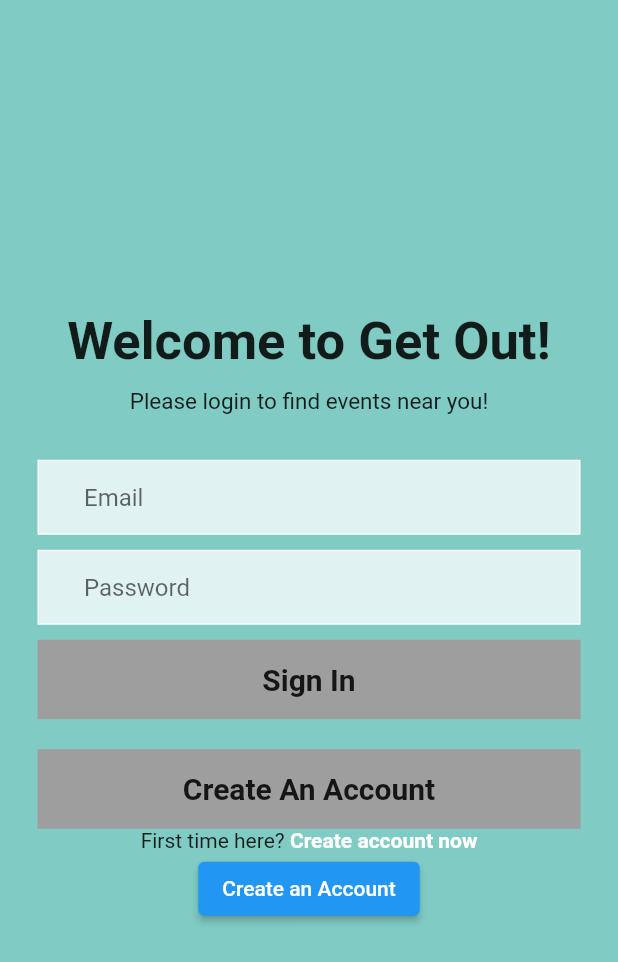
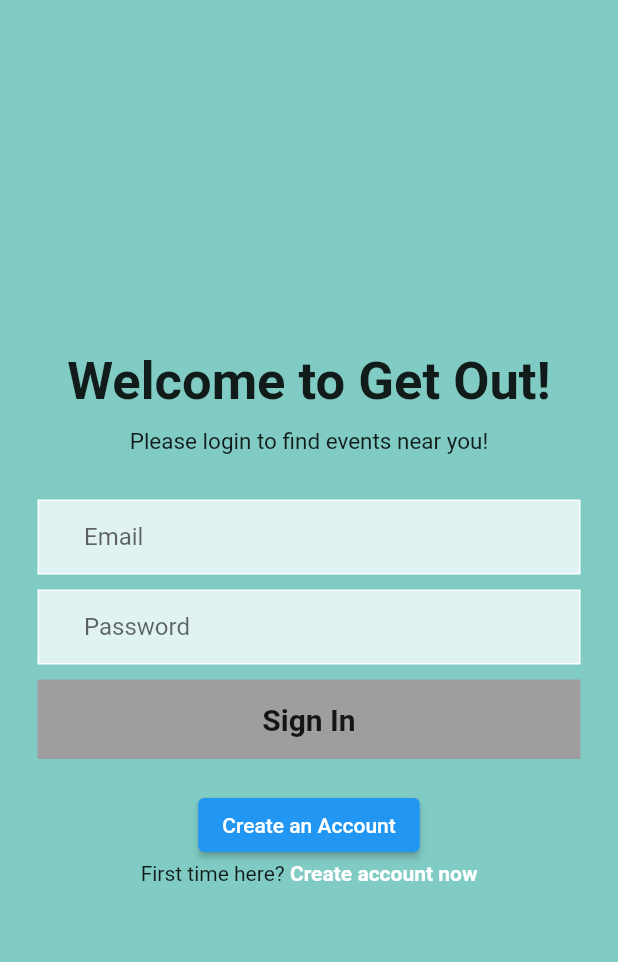
Before and after one commit to sergiovasquez122/491b, a Flutter app: the screen it shows after launch, on a phone screen of 412 x 824 dp. Shown: the top 962 px of the screen. Run offline on Flutter 3.47's test engine with Material 2 defaults, Android fonts, the phone set to English and light mode, and no system bars; our stand-ins replace firebase_auth; accounts and stored records are empty.

Commit message:
Update login_view.dart

```diff
--- a/getoutapp/lib/ui/login/login_view.dart
+++ b/getoutapp/lib/ui/login/login_view.dart
@@ -74,17 +74,27 @@ class _LoginView extends State<LoginView> {
                     )),
                 SizedBox(height: 20),
                 // create an account button
+                // Padding(
+                //     padding: const EdgeInsets.symmetric(horizontal: 25.0),
+                //     child: Container(
+                //       padding: EdgeInsets.all(15),
+                //       decoration: BoxDecoration(
+                //           color: Colors
+                //               .grey), // if we want we can curve the borders within the decoration
+                //       child: Center(
+                //           child: Text('Create An Account',
+                //               style: TextStyle(
+                //                   fontWeight: FontWeight.bold, fontSize: 20))),
+                //     )),
+
+                // Test Buttonn
                 Padding(
                     padding: const EdgeInsets.symmetric(horizontal: 25.0),
-                    child: Container(
-                      padding: EdgeInsets.all(15),
-                      decoration: BoxDecoration(
-                          color: Colors
-                              .grey), // if we want we can curve the borders within the decoration
-                      child: Center(
-                          child: Text('Create An Account',
-                              style: TextStyle(
-                                  fontWeight: FontWeight.bold, fontSize: 20))),
+                    child: ElevatedButton(
+                      onPressed: () {
+                        Navigator.pushNamed(context, '/second');
+                      },
+                      child: const Text('Create an Account'),
                     )),
 
                 // First time? Register Now
@@ -99,15 +109,6 @@ class _LoginView extends State<LoginView> {
                         ))
                   ],
                 ),
-                // Test Buttonn
-                Padding(
-                    padding: const EdgeInsets.symmetric(horizontal: 25.0),
-                    child: ElevatedButton(
-                      onPressed: () {
-                        Navigator.pushNamed(context, '/second');
-                      },
-                      child: const Text('Create an Account'),
-                    )),
               ],
             ),
           ),
```
